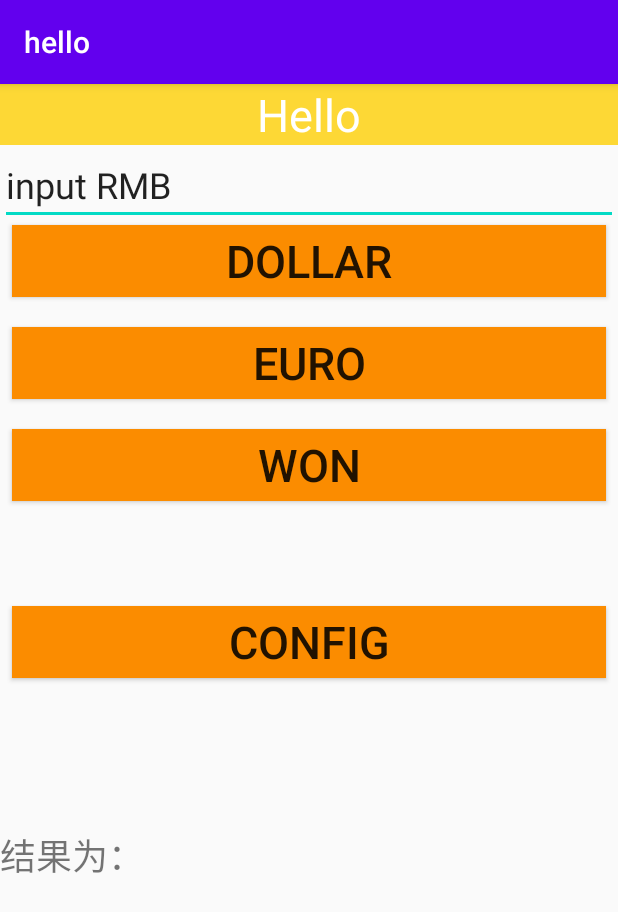
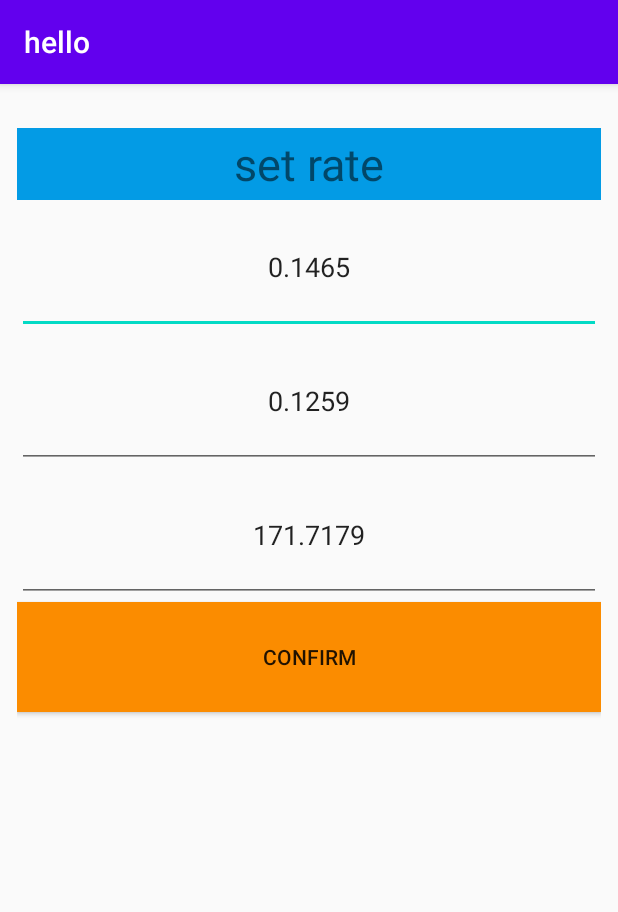
Before and after one commit to StephenKai0205/Hello, an Android app: the Dollar screen opened directly, with no data from a screen before it, after a tap on "CONFIG", on a phone screen of 412 x 824 dp. Shown: the top 912 px of the screen. Run offline under Robolectric (Android 15) with nearby library versions, the phone set to English and light mode, and no system bars.

Commit message:
添加dollar setrate

```diff
--- a/app/src/main/AndroidManifest.xml
+++ b/app/src/main/AndroidManifest.xml
@@ -21,6 +21,7 @@
         <activity android:name=".Calculater" />
         <activity android:name=".Counter2" />
         <activity android:name=".Dollar" />
+        <activity android:name=".Setrate" />
     </application>
 
 </manifest>
--- a/app/src/main/java/com/example/hello/Dollar.java
+++ b/app/src/main/java/com/example/hello/Dollar.java
@@ -1,5 +1,7 @@
 package com.example.hello;
 
+import androidx.annotation.Nullable;
+import androidx.appcompat.app.AppCompatActivity;
 import android.content.Intent;
 import android.os.Bundle;
 import android.view.View;
@@ -11,33 +13,40 @@ import androidx.appcompat.app.AppCompatActivity;
 public class Dollar extends AppCompatActivity {
     TextView out;
     EditText edit;
+    double dollar;
+    double euro;
+    double won;
+
     @Override
     public void onCreate(Bundle savedInstanceState) {
         super.onCreate(savedInstanceState);
         setContentView(R.layout.dollar);
-        EditText input = findViewById(R.id.EditTextTextPersonName2);
-        String str = input.getText().toString();
-        out = (TextView) findViewById(R.id.textView4);
-        edit = (EditText) findViewById(R.id.EditTextTextPersonName2);
+        dollar = 0.1465;
+        euro = 0.1259;
+        won = 171.7179;
+
+
     }
     public void exchange(View v){
+        out = (TextView) findViewById(R.id.textView5);
+        edit = (EditText) findViewById(R.id.EditTextTextPersonName2);
+        Intent intent = getIntent();
         if(v.getId()==R.id.button3){
             Double d = Double.parseDouble(edit.getText().toString());
-            out.setText(""+d*1);
+            out.setText("结果为："+d*dollar);
         }else if(v.getId()==R.id.button5){
             Double d = Double.parseDouble(edit.getText().toString());
-            out.setText(""+d*2);
+            out.setText("结果为："+d*euro);
 
         }else if(v.getId()==R.id.button7){
             Double d = Double.parseDouble(edit.getText().toString());
-            out.setText(""+d*3);
+            out.setText("结果为："+d*won);
 
         }
     }
     public void dollarrate(View v){
        String str = edit.getText().toString();
        Double d = Double.parseDouble(str);
-        d=d*1.8+32;
        out.setText("结果为："+ d);
 
     }
@@ -56,10 +65,29 @@ public class Dollar extends AppCompatActivity {
 
     }
     public void jumpsetrate(View v){
-        Intent intent = new Intent();
-        intent.setClass(Dollar.this, Setrate.class);
-        startActivity(intent);
+        Intent intent = new Intent(this,Setrate.class);
+        Bundle bdl = new Bundle();
+       // startActivity(intent);
+        //startActivityForResult(intent,0);
+
+
+        bdl.putDouble("key_dollar",dollar);
+        bdl.putDouble("key_euro",euro);
+        bdl.putDouble("key_won",won);
+        intent.putExtras(bdl);
+        startActivityForResult(intent,0);
 
     }
 
+    @Override
+    protected void onActivityResult(int requestCode, int resultCode, @Nullable Intent data) {
+        super.onActivityResult(requestCode, resultCode, data);
+        if(requestCode==0&&resultCode==0){
+            Bundle bd = data.getExtras();
+            dollar=bd.getDouble("key_dollar",0);
+            euro=bd.getDouble("key_euro",0);
+            won=bd.getDouble("key_won",0);
+
         }
+    }
+}
--- a/app/src/main/java/com/example/hello/Setrate.java
+++ b/app/src/main/java/com/example/hello/Setrate.java
@@ -1,5 +1,6 @@
 package com.example.hello;
 
+import android.content.Intent;
 import android.os.Bundle;
 import android.view.View;
 import android.widget.EditText;
@@ -13,27 +14,42 @@ public class Setrate extends AppCompatActivity {
     EditText edit1;
     EditText edit2;
     EditText edit3;
+
     @Override
     public void onCreate(Bundle savedInstanceState) {
         super.onCreate(savedInstanceState);
         setContentView(R.layout.setrate);
-        EditText input1 = findViewById(R.id.editTextTextPersonName6);
-        String str1 = input1.getText().toString();
-        EditText input2 = findViewById(R.id.editTextTextPersonName5);
 
-        String str2 = input1.getText().toString();
-        EditText input3 = findViewById(R.id.editTextTextPersonName);
-        String str3 = input1.getText().toString();
-        //out = (TextView) findViewById(R.id.textView5);
+
         edit1 = (EditText) findViewById(R.id.editTextTextPersonName6);
         edit2 = (EditText) findViewById(R.id.editTextTextPersonName5);
         edit3 = (EditText) findViewById(R.id.editTextTextPersonName);
+        Intent intent = getIntent();
+        Bundle bundle =intent.getExtras();
+        double dollar =bundle.getDouble("key_dollar",0.1);
+        double euro =bundle.getDouble("key_euro",0.1);
+        double won =bundle.getDouble("key_won",0.1);
+        edit1.setText(dollar+"");
+        edit2.setText(euro+"");
+        edit3.setText(won+"");
 }
-    public void setrate(View v){
+
+    public void getrate(View v){
+        edit1 = (EditText) findViewById(R.id.editTextTextPersonName6);
+        edit2 = (EditText) findViewById(R.id.editTextTextPersonName5);
+        edit3 = (EditText) findViewById(R.id.editTextTextPersonName);
+        Intent intent = new Intent(this,Dollar.class);
+        Bundle bdl = new Bundle();
         String str1 = edit1.getText().toString();
-        Double d = Double.parseDouble(str1);
-        d=d*1.8+32;
-        out.setText("结果为："+ d);
+        String str2 = edit2.getText().toString();
+        String str3 = edit3.getText().toString();
+        bdl.putDouble("key_dollar",Double.parseDouble(str1));
+        bdl.putDouble("key_euro",Double.parseDouble(str2));
+        bdl.putDouble("key_won",Double.parseDouble(str3));
+        intent.putExtras(bdl);
+        setResult(0,intent);
+        finish();
+
 
     }
 
--- a/app/src/main/res/layout/dollar.xml
+++ b/app/src/main/res/layout/dollar.xml
@@ -29,7 +29,7 @@
             android:ems="10"
             android:hint="@string/inp1"
             android:inputType="textPersonName"
-            android:text="input RMB"
+            android:text=""
 
             android:textSize="24sp" />
 
--- a/app/src/main/res/layout/setrate.xml
+++ b/app/src/main/res/layout/setrate.xml
@@ -5,6 +5,7 @@
     xmlns:tools="http://schemas.android.com/tools"
     android:layout_width="match_parent"
     android:layout_height="match_parent"
+
     tools:context=".Setrate">
 
     <LinearLayout
@@ -17,6 +18,7 @@
         android:layout_marginRight="1dp"
         android:layout_marginBottom="1dp"
         android:orientation="vertical"
+        android:padding="10dp"
         app:layout_constraintBottom_toBottomOf="parent"
         app:layout_constraintEnd_toEndOf="parent"
         app:layout_constraintStart_toStartOf="parent"
@@ -36,6 +38,7 @@
             android:layout_width="match_parent"
             android:layout_height="89dp"
             android:ems="10"
+            android:gravity="center"
             android:inputType="textPersonName"
             android:text="dollar rate" />
 
@@ -44,6 +47,7 @@
             android:layout_width="match_parent"
             android:layout_height="89dp"
             android:ems="10"
+            android:gravity="center"
             android:inputType="textPersonName"
             android:text="euro rate" />
 
@@ -52,6 +56,7 @@
             android:layout_width="match_parent"
             android:layout_height="89dp"
             android:ems="10"
+            android:gravity="center"
             android:inputType="textPersonName"
             android:text="won rate" />
 
@@ -60,6 +65,7 @@
             android:layout_width="match_parent"
             android:layout_height="73dp"
             android:background="#FB8C00"
+            android:onClick="getrate"
             android:text="confirm" />
 
     </LinearLayout>
```
Lines whose indentation alone changed are shown as unchanged.
